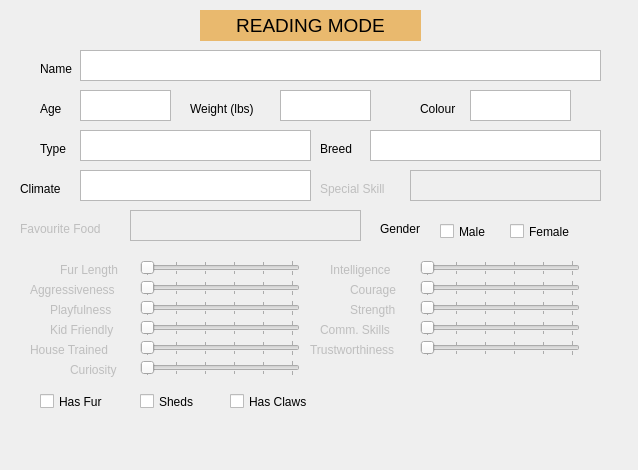
First picture: the form in viewanimalwindow.ui, repository DevonHope/Animal-Shelter-Registry-System, before the edit.
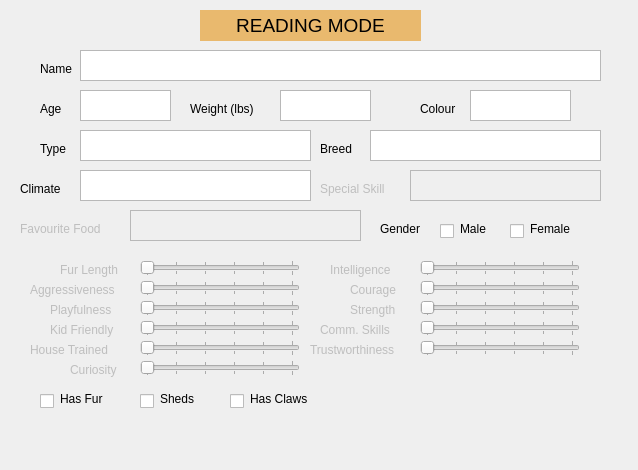
Second picture: the form after the edit.

Commit message: Added labels for checkboxes and implemented refresh function for stored animals

```diff
--- a/viewanimalwindow.ui
+++ b/viewanimalwindow.ui
@@ -773,12 +773,12 @@
     <rect>
      <x>40</x>
      <y>390</y>
-     <width>90</width>
+     <width>16</width>
      <height>23</height>
     </rect>
    </property>
    <property name="text">
-    <string>Has Fur</string>
+    <string/>
    </property>
   </widget>
   <widget class="QCheckBox" name="shedsCheck">
@@ -786,12 +786,12 @@
     <rect>
      <x>140</x>
      <y>390</y>
-     <width>90</width>
+     <width>16</width>
      <height>23</height>
     </rect>
    </property>
    <property name="text">
-    <string>Sheds</string>
+    <string/>
    </property>
   </widget>
   <widget class="QLabel" name="label_22">
@@ -812,12 +812,12 @@
     <rect>
      <x>440</x>
      <y>220</y>
-     <width>90</width>
+     <width>16</width>
      <height>23</height>
     </rect>
    </property>
    <property name="text">
-    <string>Male</string>
+    <string/>
    </property>
   </widget>
   <widget class="QCheckBox" name="femaleCheck">
@@ -825,12 +825,12 @@
     <rect>
      <x>510</x>
      <y>220</y>
-     <width>90</width>
+     <width>16</width>
      <height>23</height>
     </rect>
    </property>
    <property name="text">
-    <string>Female</string>
+    <string/>
    </property>
   </widget>
   <widget class="QCheckBox" name="clawsCheck">
@@ -838,14 +838,79 @@
     <rect>
      <x>230</x>
      <y>390</y>
-     <width>90</width>
+     <width>16</width>
      <height>23</height>
+    </rect>
+   </property>
+   <property name="text">
+    <string/>
+   </property>
+  </widget>
+  <widget class="QLabel" name="label_23">
+   <property name="geometry">
+    <rect>
+     <x>160</x>
+     <y>390</y>
+     <width>41</width>
+     <height>17</height>
+    </rect>
+   </property>
+   <property name="text">
+    <string>Sheds</string>
+   </property>
+  </widget>
+  <widget class="QLabel" name="label_24">
+   <property name="geometry">
+    <rect>
+     <x>60</x>
+     <y>390</y>
+     <width>51</width>
+     <height>17</height>
+    </rect>
+   </property>
+   <property name="text">
+    <string>Has Fur</string>
+   </property>
+  </widget>
+  <widget class="QLabel" name="label_25">
+   <property name="geometry">
+    <rect>
+     <x>250</x>
+     <y>390</y>
+     <width>71</width>
+     <height>17</height>
     </rect>
    </property>
    <property name="text">
     <string>Has Claws</string>
    </property>
   </widget>
+  <widget class="QLabel" name="label_26">
+   <property name="geometry">
+    <rect>
+     <x>460</x>
+     <y>220</y>
+     <width>31</width>
+     <height>17</height>
+    </rect>
+   </property>
+   <property name="text">
+    <string>Male</string>
+   </property>
+  </widget>
+  <widget class="QLabel" name="label_27">
+   <property name="geometry">
+    <rect>
+     <x>530</x>
+     <y>220</y>
+     <width>51</width>
+     <height>17</height>
+    </rect>
+   </property>
+   <property name="text">
+    <string>Female</string>
+   </property>
+  </widget>
  </widget>
  <resources/>
  <connections/>
```
The commit also changes 3 other files.
